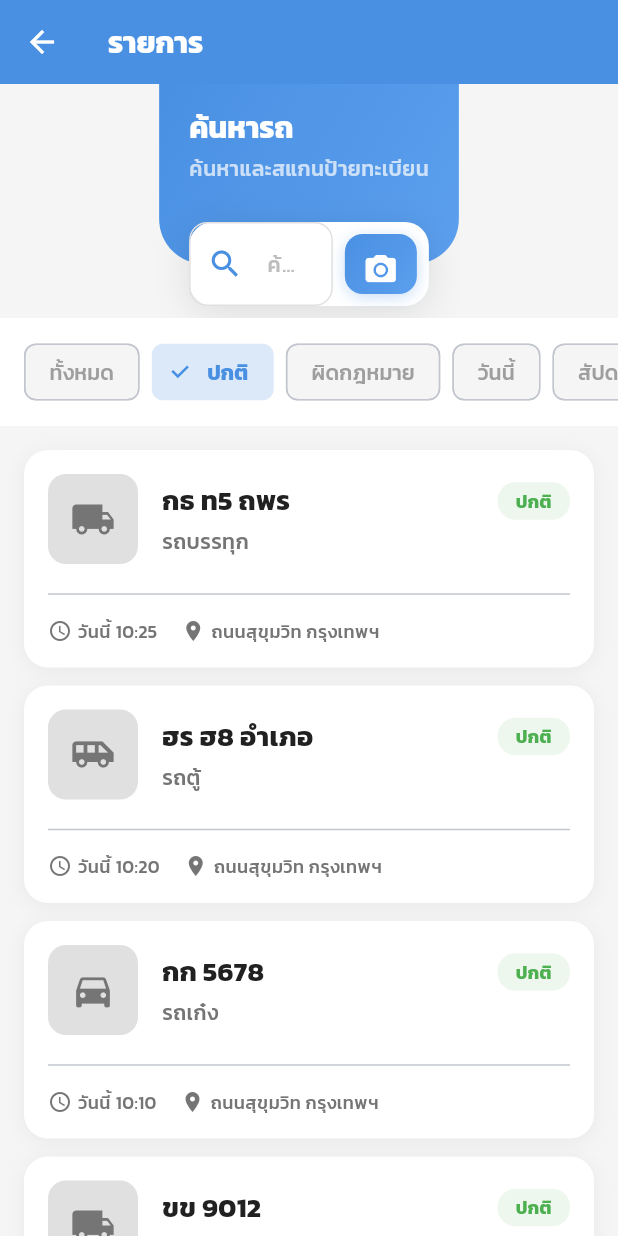
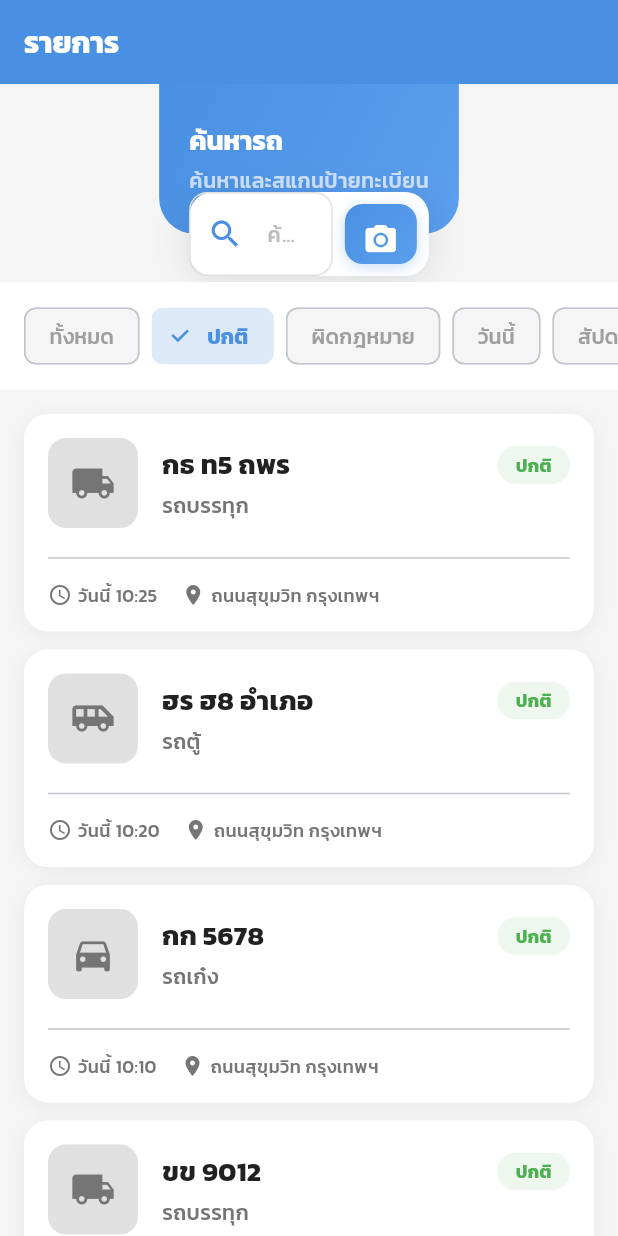
Before and after one commit to somkheartk/smart-mobile-lpr, a Flutter app: the VehicleListPage screen opened directly, after a tap on "ปกติ", on a phone screen of 412 x 824 dp. Run offline on Flutter 3.47's test engine with Material 3 defaults, Android fonts, the phone set to English and light mode, and no system bars; our stand-ins replace camera, fl_chart; accounts and stored records are empty.

Commit message:
Refactor Vehicle List Page UI for improved layout and search header design

```diff
--- a/lib/pages/vehicle_list_page.dart
+++ b/lib/pages/vehicle_list_page.dart
@@ -78,7 +78,11 @@ class _VehicleListPageState extends State<VehicleListPage> {
   Widget build(BuildContext context) {
     return Scaffold(
       backgroundColor: AppColors.background,
-      appBar: AppBar(title: const Text(AppStrings.vehicleList), elevation: 0),
+      appBar: AppBar(
+        title: const Text(AppStrings.vehicleList),
+        automaticallyImplyLeading: false,
+        elevation: 0,
+      ),
       body: Column(
         children: [
           _buildSearchHeader(),
@@ -109,23 +113,22 @@ class _VehicleListPageState extends State<VehicleListPage> {
       clipBehavior: Clip.none,
       children: [
         Container(
-          height: 120,
+          height: 100,
           decoration: const BoxDecoration(
             gradient: AppColors.primaryGradient,
             borderRadius: BorderRadius.only(
-              bottomLeft: Radius.circular(30),
-              bottomRight: Radius.circular(30),
+              bottomLeft: Radius.circular(24),
+              bottomRight: Radius.circular(24),
             ),
           ),
-          child: SafeArea(
-            child: Padding(
-              padding: const EdgeInsets.symmetric(horizontal: 20, vertical: 16),
+          padding: const EdgeInsets.fromLTRB(20, 16, 20, 16),
           child: Column(
             crossAxisAlignment: CrossAxisAlignment.start,
+            mainAxisAlignment: MainAxisAlignment.center,
             children: [
               Text(
                 'ค้นหารถ',
-                    style: Theme.of(context).textTheme.headlineMedium?.copyWith(
+                style: Theme.of(context).textTheme.headlineSmall?.copyWith(
                   color: Colors.white,
                   fontWeight: FontWeight.bold,
                 ),
@@ -138,8 +141,6 @@ class _VehicleListPageState extends State<VehicleListPage> {
                 ).textTheme.bodyMedium?.copyWith(color: Colors.white70),
               ),
             ],
-              ),
-            ),
           ),
         ),
         Positioned(
@@ -228,7 +229,7 @@ class _VehicleListPageState extends State<VehicleListPage> {
     final filters = ['ทั้งหมด', 'ปกติ', 'ผิดกฎหมาย', 'วันนี้', 'สัปดาห์นี้'];
 
     return Container(
-      margin: const EdgeInsets.only(top: 36),
+      margin: const EdgeInsets.only(top: 32),
       padding: const EdgeInsets.symmetric(vertical: 12),
       color: Colors.white,
       child: SingleChildScrollView(
```
Also changed, not shown: 1 other file. Lines whose indentation alone changed are shown as unchanged.
